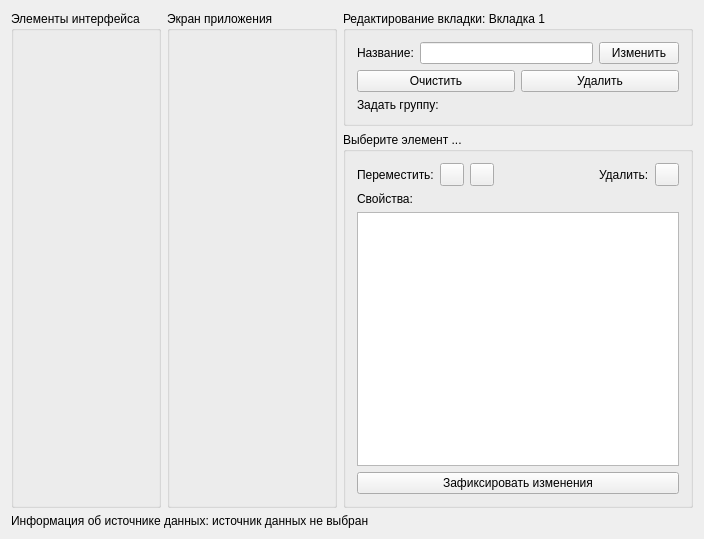
First picture: the form in src/formbuilder.ui, repository nextgis/formbuilder, before the edit.
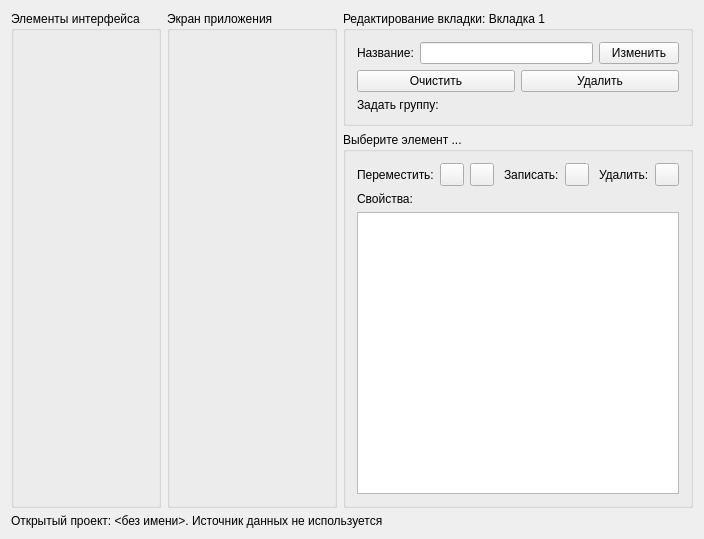
Second picture: the form after the edit.

Patch:
```diff
--- a/src/formbuilder.ui
+++ b/src/formbuilder.ui
@@ -175,6 +175,33 @@
               </property>
              </widget>
             </item>
+            <item>
+             <spacer name="horizontalSpacer_2">
+              <property name="orientation">
+               <enum>Qt::Horizontal</enum>
+              </property>
+              <property name="sizeHint" stdset="0">
+               <size>
+                <width>40</width>
+                <height>20</height>
+               </size>
+              </property>
+             </spacer>
+            </item>
+            <item>
+             <widget class="QLabel" name="label_7">
+              <property name="text">
+               <string>Записать:</string>
+              </property>
+             </widget>
+            </item>
+            <item>
+             <widget class="QToolButton" name="toolButton_4">
+              <property name="text">
+               <string/>
+              </property>
+             </widget>
+            </item>
             <item>
              <spacer name="horizontalSpacer">
               <property name="orientation">
@@ -212,14 +239,7 @@
            </widget>
           </item>
           <item>
-           <widget class="QTableWidget" name="tableWidget"/>
-          </item>
-          <item>
-           <widget class="QPushButton" name="pushButton_5">
-            <property name="text">
-             <string>Зафиксировать изменения</string>
-            </property>
-           </widget>
+           <widget class="QTableWidget" name="tableWidget1"/>
           </item>
          </layout>
         </widget>
@@ -237,7 +257,7 @@
       </sizepolicy>
      </property>
      <property name="text">
-      <string>Информация об источнике данных: источник данных не выбран</string>
+      <string>Открытый проект: &lt;без имени&gt;. Источник данных не используется</string>
      </property>
     </widget>
    </item>
```
